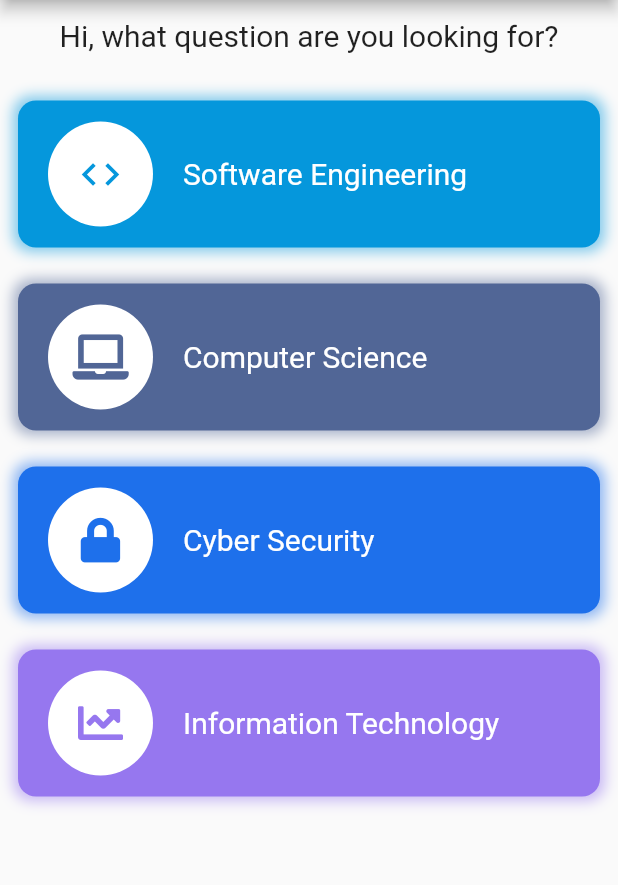
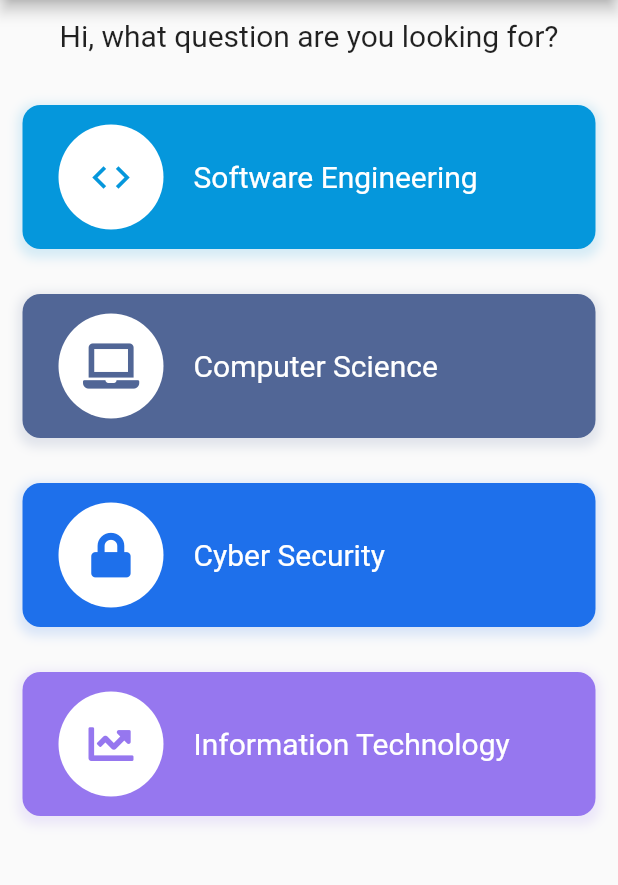
Before and after one commit to musjib999/questionsApp, a Flutter app: the screen it shows after launch, on a phone screen of 412 x 824 dp, the part 84-969 px from its top. Run offline on Flutter 3.47's test engine with Material 2 defaults, Android fonts, the phone set to English and light mode, and no system bars; our stand-ins replace animated_text_kit, cloud_firestore, font_awesome_flutter; missing offline and left inert: flutter_plugin_pdf_viewer; accounts and stored records are empty.

Commit message:
version 1.0.1

```diff
--- a/lib/main.dart
+++ b/lib/main.dart
@@ -1,8 +1,5 @@
 import 'package:flutter/material.dart';
-import 'package:pastQ/screens/courses_screen.dart';
-import 'package:pastQ/screens/levels_screen.dart';
-import 'package:pastQ/screens/semester_screen.dart';
-import 'package:pastQ/screens/unavailableCourses_screen.dart';
+import 'package:pastQ/routes/routes.dart';
 import 'screens/home_screen.dart';
 
 void main() => runApp(MyApp());
@@ -15,13 +12,12 @@ class MyApp extends StatelessWidget {
       debugShowCheckedModeBanner: false,
       home: HomePage(),
       initialRoute: HomePage.id,
-      routes: <String, WidgetBuilder>{
-        HomePage.id: (BuildContext context) => HomePage(),
-        LevelPage.id: (BuildContext context) => LevelPage(),
-        CoursesPage.id: (BuildContext context) => CoursesPage(),
-        SemesterPage.id: (BuildContext context) => SemesterPage(),
-        NoCoursesPage.id: (BuildContext context) => NoCoursesPage(),
-      },
+      theme: ThemeData(
+        primaryColor: Color(0xff445B83),
+        accentColor: Color(0xff445B83),
+        visualDensity: VisualDensity.adaptivePlatformDensity,
+      ),
+      routes: myRoutes,
     );
   }
 }
--- /dev/null
+++ b/lib/routes/routes.dart
@@ -0,0 +1,14 @@
+import 'package:flutter/material.dart';
+import 'package:pastQ/screens/courses_screen.dart';
+import 'package:pastQ/screens/home_screen.dart';
+import 'package:pastQ/screens/levels_screen.dart';
+import 'package:pastQ/screens/semester_screen.dart';
+import 'package:pastQ/screens/unavailableCourses_screen.dart';
+
+Map<String, WidgetBuilder> myRoutes = {
+  HomePage.id: (BuildContext context) => HomePage(),
+  LevelPage.id: (BuildContext context) => LevelPage(),
+  CoursesPage.id: (BuildContext context) => CoursesPage(),
+  SemesterPage.id: (BuildContext context) => SemesterPage(),
+  NoCoursesPage.id: (BuildContext context) => NoCoursesPage(),
+};
--- a/lib/screens/unavailableCourses_screen.dart
+++ b/lib/screens/unavailableCourses_screen.dart
@@ -8,12 +8,12 @@ class NoCoursesPage extends StatelessWidget {
   Widget build(BuildContext context) {
     return Scaffold(
       appBar: AppBar(
-        title: Text('Unavaibalbe'),
+        title: Text('Unavailable'),
         backgroundColor: Color(0xff445B83),
       ),
       body: Center(
         child: Text(
-          'Question is not yet available',
+          'Courses are not yet available',
           style: TextStyle(
             color: Colors.red,
             fontSize: 24.0,
--- a/lib/widgets/depertment_card.dart
+++ b/lib/widgets/depertment_card.dart
@@ -11,17 +11,18 @@ class DepertmentCard extends StatelessWidget {
   @override
   Widget build(BuildContext context) {
     return Container(
-      margin: EdgeInsets.all(12.0),
-      padding: EdgeInsets.only(top: 5, bottom: 5),
+      margin: EdgeInsets.all(15.0),
+      padding: EdgeInsets.all(4),
       width: double.infinity,
       decoration: BoxDecoration(
         color: color,
         borderRadius: BorderRadius.circular(12.0),
         boxShadow: [
           BoxShadow(
-            color: boxShadowColor,
+            color: boxShadowColor.withOpacity(0.15),
+            offset: Offset(0, 2.5),
             spreadRadius: 3,
-            blurRadius: 7,
+            blurRadius: 5,
           ),
         ],
       ),
@@ -47,6 +48,8 @@ class DepertmentCard extends StatelessWidget {
           Flexible(
             child: Text(
               title,
+              maxLines: 2,
+              overflow: TextOverflow.ellipsis,
               style: kCardTextStyle,
             ),
           ),
--- a/lib/widgets/semester_card.dart
+++ b/lib/widgets/semester_card.dart
@@ -9,17 +9,17 @@ class SemesterCard extends StatelessWidget {
   Widget build(BuildContext context) {
     return Container(
       width: double.infinity,
-      height: 120.0,
       margin: EdgeInsets.all(12.0),
-      padding: EdgeInsets.all(8.0),
+      padding: EdgeInsets.all(50.0),
       decoration: BoxDecoration(
         color: Color(0xff445B83),
         borderRadius: BorderRadius.circular(12.0),
         boxShadow: [
           BoxShadow(
             color: Color(0xff445B83).withOpacity(0.5),
+            offset: Offset(0, 2.5),
             spreadRadius: 3,
-            blurRadius: 7,
+            blurRadius: 4,
           ),
         ],
       ),
--- a/pubspec.yaml
+++ b/pubspec.yaml
@@ -15,7 +15,7 @@ publish_to: 'none' # Remove this line if you wish to publish to pub.dev
 # In iOS, build-name is used as CFBundleShortVersionString while build-number used as CFBundleVersion.
 # Read more about iOS versioning at
 # https://developer.apple.com/library/archive/documentation/General/Reference/InfoPlistKeyReference/Articles/CoreFoundationKeys.html
-version: 1.0.0+1
+version: 1.0.1+2
 
 environment:
   sdk: ">=2.7.0 <3.0.0"
```
Also changed, not shown: lib/screens/courses_screen.dart (+1 -24 lines), lib/services/course.dart (deleted, +0 -7 lines).
